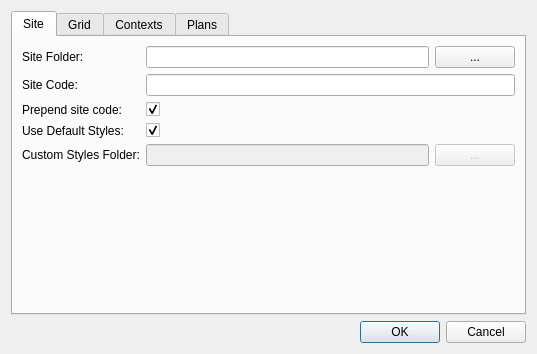
Old version of the form core/settings_dialog_base.ui in the repository lparchaeology/ArkPlan.
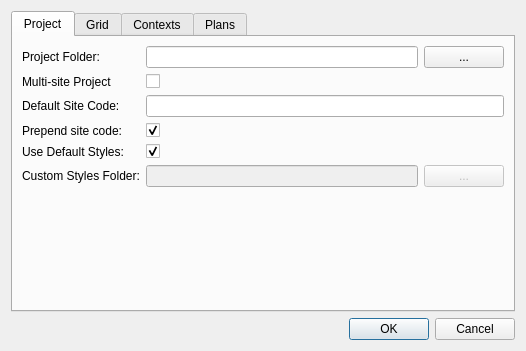
New version of the form.

Commit message: Chage Site settings to Project settings, add multi-site

What changed in the file:
```diff
--- a/core/settings_dialog_base.ui
+++ b/core/settings_dialog_base.ui
@@ -6,8 +6,8 @@
    <rect>
     <x>0</x>
     <y>0</y>
-    <width>537</width>
-    <height>354</height>
+    <width>526</width>
+    <height>351</height>
    </rect>
   </property>
   <property name="windowTitle">
@@ -21,13 +21,16 @@
      </property>
      <widget class="QWidget" name="siteTab">
       <attribute name="title">
-       <string>Site</string>
+       <string>Project</string>
       </attribute>
       <layout class="QGridLayout" name="gridLayout_5">
        <item row="0" column="0">
         <widget class="QLabel" name="siteFolderLabel">
          <property name="text">
-          <string>Site Folder:</string>
+          <string>Project Folder:</string>
+         </property>
+         <property name="buddy">
+          <cstring>projectFolderEdit</cstring>
          </property>
         </widget>
        </item>
@@ -57,7 +60,7 @@
        <item row="2" column="0">
         <widget class="QLabel" name="siteCodeLabel">
          <property name="text">
-          <string>Site Code:</string>
+          <string>Default Site Code:</string>
          </property>
          <property name="buddy">
           <cstring>siteCodeEdit</cstring>
@@ -148,6 +151,23 @@
          </item>
         </layout>
        </item>
+       <item row="1" column="2">
+        <widget class="QCheckBox" name="multiSiteCheck">
+         <property name="text">
+          <string/>
+         </property>
+        </widget>
+       </item>
+       <item row="1" column="0">
+        <widget class="QLabel" name="multiSiteLabel">
+         <property name="text">
+          <string>Multi-site Project</string>
+         </property>
+         <property name="buddy">
+          <cstring>multiSiteCheck</cstring>
+         </property>
+        </widget>
+       </item>
       </layout>
      </widget>
      <widget class="QWidget" name="gridTab">
```
Left out of the diff: 84 changed lines with no effect on the pictures. The commit also changes 2 other files.
